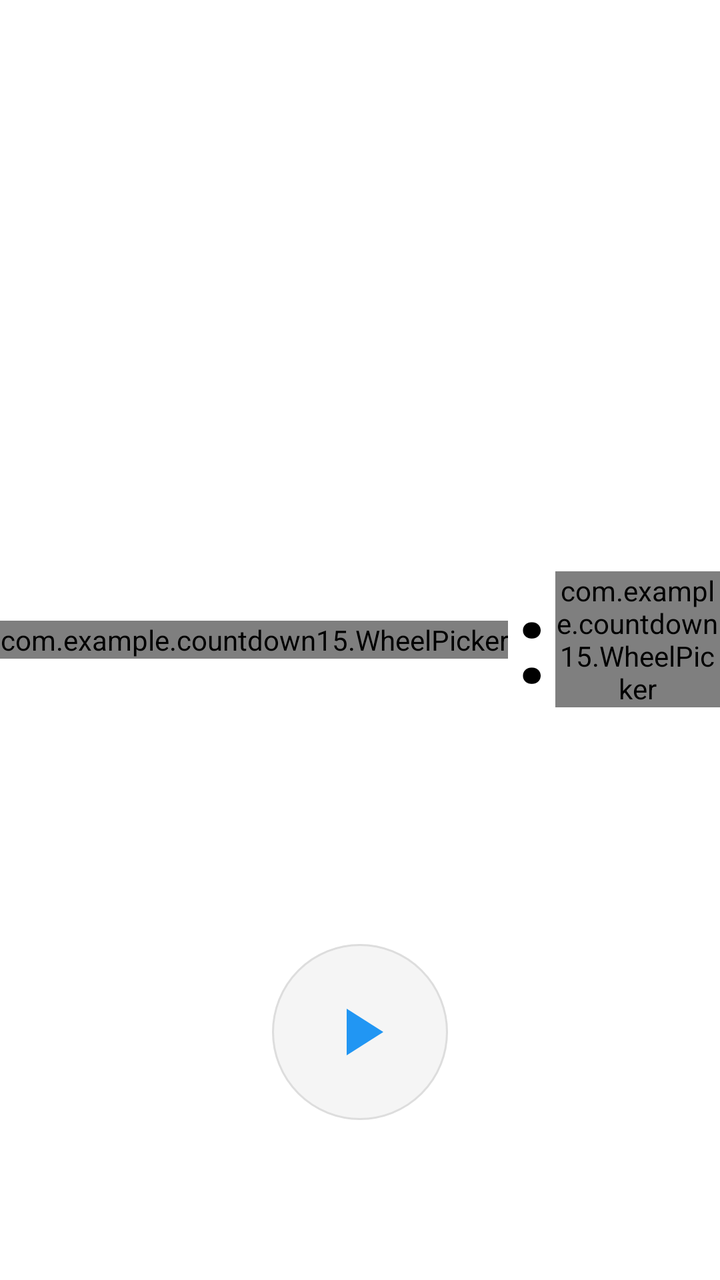
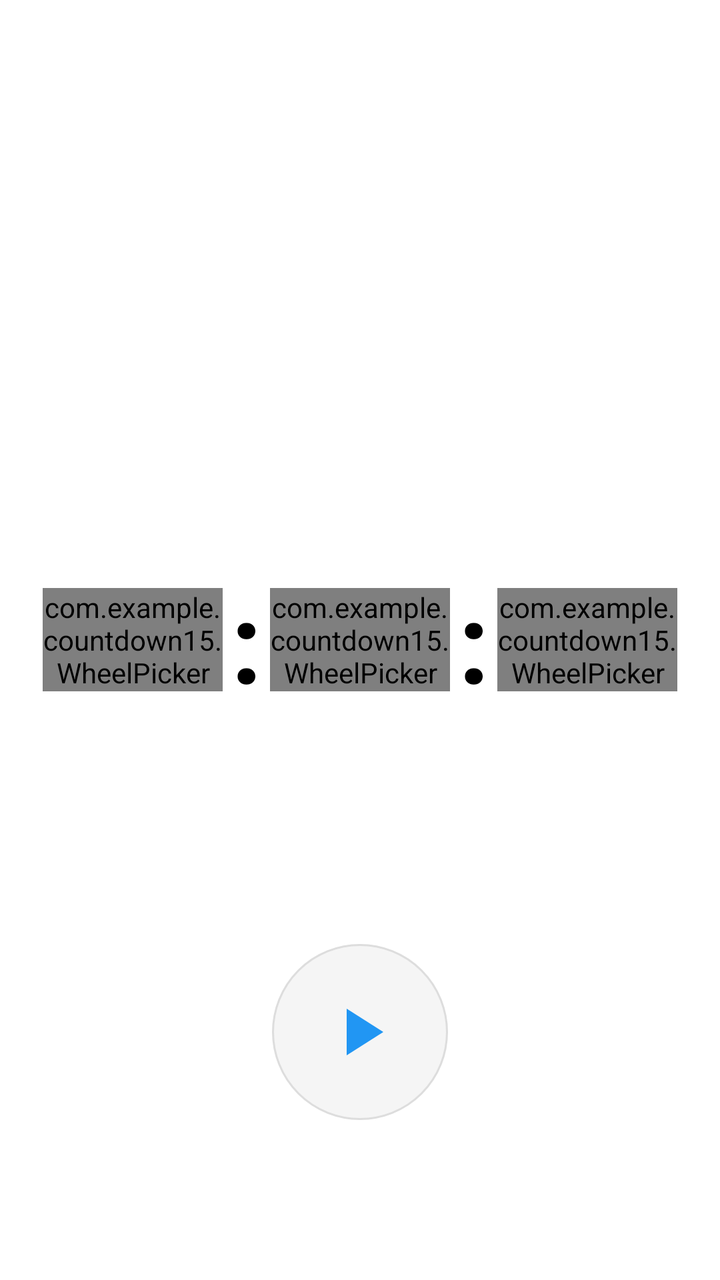

An Android layout rendered at two revisions. The XML below is the earlier revision; the diff shows what the commit changed to produce the second picture.
<!-- AndroidManifest.xml: application theme AppTheme -->
<!-- res/layout/activity_main.xml -->
<?xml version="1.0" encoding="utf-8"?>
<FrameLayout xmlns:android="http://schemas.android.com/apk/res/android"
    xmlns:app="http://schemas.android.com/apk/res-auto"
    android:layout_width="match_parent"
    android:layout_height="match_parent"
    android:background="#FFFFFF">

    <TextView
        android:id="@+id/tvTimer"
        android:layout_width="wrap_content"
        android:layout_height="wrap_content"
        android:layout_gravity="center"
        android:textColor="#000000"
        android:textSize="72sp"
        android:textStyle="bold"
        android:visibility="gone" />

    <LinearLayout
        android:id="@+id/timePickerLayout"
        android:layout_width="wrap_content"
        android:layout_height="wrap_content"
        android:layout_gravity="center"
        android:orientation="horizontal"
        android:gravity="center_vertical">

        <com.example.countdown15.WheelPicker
            android:id="@+id/npHour"
            android:layout_width="wrap_content"
            android:layout_height="wrap_content"
            android:clickable="true"
            android:focusable="true"
            app:wp_minValue="0"
            app:wp_maxValue="23"
            app:wp_value="0"
            app:wp_wrap="true"
            app:wp_visibleCount="5"
            app:wp_textSize="56sp" />

        <TextView
            android:layout_width="wrap_content"
            android:layout_height="wrap_content"
            android:text=":"
            android:textColor="#000000"
            android:textSize="56sp"
            android:textStyle="bold"
            android:layout_marginHorizontal="4dp" />

        <com.example.countdown15.WheelPicker
            android:id="@+id/npMinute"
            android:layout_width="wrap_content"
            android:layout_height="wrap_content"
            android:clickable="true"
            android:focusable="true"
            app:wp_minValue="0"
            app:wp_maxValue="59"
            app:wp_value="0"
            app:wp_wrap="true"
            app:wp_visibleCount="5"
            app:wp_textSize="56sp" />

        <TextView
            android:layout_width="wrap_content"
            android:layout_height="wrap_content"
            android:text=":"
            android:textColor="#000000"
            android:textSize="56sp"
            android:textStyle="bold"
            android:layout_marginHorizontal="4dp" />

        <com.example.countdown15.WheelPicker
            android:id="@+id/npSecond"
            android:layout_width="wrap_content"
            android:layout_height="wrap_content"
            android:clickable="true"
            android:focusable="true"
            app:wp_minValue="0"
            app:wp_maxValue="59"
            app:wp_value="15"
            app:wp_wrap="true"
            app:wp_visibleCount="5"
            app:wp_textSize="56sp" />

    </LinearLayout>

    <FrameLayout
        android:id="@+id/btnStart"
        android:layout_width="88dp"
        android:layout_height="88dp"
        android:layout_gravity="bottom|center_horizontal"
        android:layout_marginBottom="80dp"
        android:background="@drawable/bg_circle_button"
        android:clickable="true"
        android:focusable="true">

        <ImageView
            android:layout_width="40dp"
            android:layout_height="40dp"
            android:layout_gravity="center"
            android:src="@drawable/ic_play"
            android:contentDescription="开始" />

    </FrameLayout>

    <FrameLayout
        android:id="@+id/btnStop"
        android:layout_width="88dp"
        android:layout_height="88dp"
        android:layout_gravity="bottom|center_horizontal"
        android:layout_marginBottom="80dp"
        android:background="@drawable/bg_circle_button"
        android:clickable="true"
        android:focusable="true"
        android:visibility="gone">

        <ImageView
            android:layout_width="36dp"
            android:layout_height="36dp"
            android:layout_gravity="center"
            android:src="@drawable/ic_stop"
            android:contentDescription="停止" />

    </FrameLayout>

    <TextView
        android:id="@+id/tvVersion"
        android:layout_width="wrap_content"
        android:layout_height="wrap_content"
        android:layout_gravity="bottom|end"
        android:layout_margin="12dp"
        android:textColor="#999999"
        android:textSize="12sp"
        android:text="" />

</FrameLayout>
<!-- resources referenced by this layout -->
<resources>
  <!-- drawable bg_circle_button (drawable) -->
  <?xml version="1.0" encoding="utf-8"?>
  <shape xmlns:android="http://schemas.android.com/apk/res/android"
      android:shape="oval">
      <solid android:color="#F5F5F5" />
      <stroke
          android:width="1dp"
          android:color="#DDDDDD" />
  </shape>
  <!-- drawable ic_play (drawable) -->
  <?xml version="1.0" encoding="utf-8"?>
  <vector xmlns:android="http://schemas.android.com/apk/res/android"
      android:width="24dp"
      android:height="24dp"
      android:viewportWidth="24"
      android:viewportHeight="24">
      <path
          android:fillColor="#2196F3"
          android:pathData="M8,5v14l11,-7z" />
  </vector>
  <!-- drawable ic_stop (drawable) -->
  <?xml version="1.0" encoding="utf-8"?>
  <vector xmlns:android="http://schemas.android.com/apk/res/android"
      android:width="24dp"
      android:height="24dp"
      android:viewportWidth="24"
      android:viewportHeight="24">
      <path
          android:fillColor="#F44336"
          android:pathData="M6,6h12v12h-12z" />
  </vector>
  <style name="AppTheme" parent="Theme.AppCompat.Light.NoActionBar">
          <item name="android:windowBackground">#FFFFFF</item>
          <item name="android:textColorPrimary">#000000</item>
          <item name="android:textColorSecondary">#CCCCCC</item>
          <item name="colorAccent">#2196F3</item>
      </style>
</resources>

<!-- the commit's change to res/layout/activity_main.xml (unified diff, before → after) -->
@@ -25,7 +25,7 @@
 
         <com.example.countdown15.WheelPicker
             android:id="@+id/npHour"
-            android:layout_width="wrap_content"
+            android:layout_width="90dp"
             android:layout_height="wrap_content"
             android:clickable="true"
             android:focusable="true"
@@ -47,7 +47,7 @@
 
         <com.example.countdown15.WheelPicker
             android:id="@+id/npMinute"
-            android:layout_width="wrap_content"
+            android:layout_width="90dp"
             android:layout_height="wrap_content"
             android:clickable="true"
             android:focusable="true"
@@ -69,7 +69,7 @@
 
         <com.example.countdown15.WheelPicker
             android:id="@+id/npSecond"
-            android:layout_width="wrap_content"
+            android:layout_width="90dp"
             android:layout_height="wrap_content"
             android:clickable="true"
             android:focusable="true"
